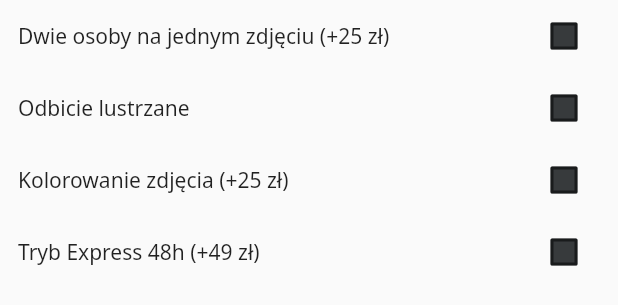
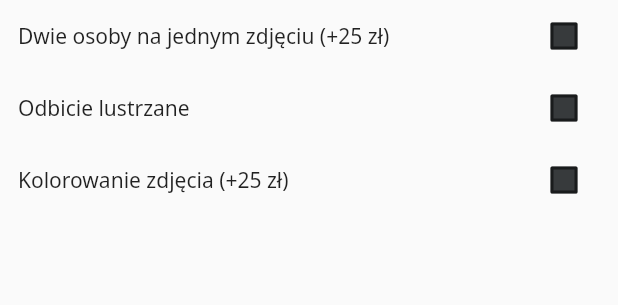
Before and after one commit to MichalGalkowski/fotoporcelana, a Flutter app: the CheckboxPage widget shown alone on an empty page, opened directly, on a phone screen of 412 x 824 dp. Shown: the top 305 px of the screen. Run offline on Flutter 3.47's test engine with Material 2 defaults, Android fonts, the phone set to English and light mode, and no system bars; our stand-ins replace carousel_slider, image_cropper, image_picker, shared_preferences, sqflite; missing offline and left inert: flutter_email_sender; accounts and stored records are empty.

Commit message:
fixed 48h checkbutton, spacing in cart card and capitalized sentences in multiline text form

```diff
--- a/lib/pages/cart_page.dart
+++ b/lib/pages/cart_page.dart
@@ -191,7 +191,7 @@ ______________________________________
                         Expanded(
                           child: Padding(
                             padding:
-                                const EdgeInsets.fromLTRB(18.0, 18.0, 0, 0),
+                                const EdgeInsets.fromLTRB(12.0, 12.0, 8, 8),
                             child: Text(
                               products[index].data,
                             ),
--- a/lib/widgets/krysztal/checkbox_page.dart
+++ b/lib/widgets/krysztal/checkbox_page.dart
@@ -83,22 +83,6 @@ class _CheckboxPageState extends State<CheckboxPage> {
                         ),
                       ],
                     ),
-                    Row(
-                      mainAxisAlignment: MainAxisAlignment.spaceBetween,
-                      children: [
-                        const Text('Tryb Express 48h (+49 zł)'),
-                        Checkbox(
-                          value: express,
-                          onChanged: (bool? value) {
-                            setState(() {
-                              express = value!;
-                            });
-                            Provider.of<KrysztalOptions>(context, listen: false)
-                                .changeExpress(express);
-                          },
-                        ),
-                      ],
-                    ),
                   ],
                 ),
               ),
--- a/lib/widgets/krysztal/krysztal_data.dart
+++ b/lib/widgets/krysztal/krysztal_data.dart
@@ -34,6 +34,7 @@ class _KrysztalDataState extends State<KrysztalData> {
       direction: Axis.vertical,
       children: [
         TextField(
+          textCapitalization: TextCapitalization.sentences,
           controller: _messageController,
           keyboardType: TextInputType.multiline,
           maxLength: 10000,
--- a/lib/widgets/porcelana/porcelana_data.dart
+++ b/lib/widgets/porcelana/porcelana_data.dart
@@ -33,6 +33,7 @@ class _PorcelanaDataState extends State<PorcelanaData> {
     return Column(
       children: [
         TextField(
+          textCapitalization: TextCapitalization.sentences,
           controller: _messageController,
           keyboardType: TextInputType.multiline,
           maxLength: 10000,
```
Also changed, not shown: 1 other file.
